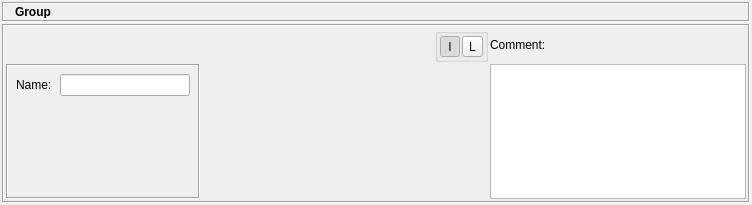
Old version of the form src/gui/groupobjectdialog_q.ui in the repository fwbuilder/fwbuilder.
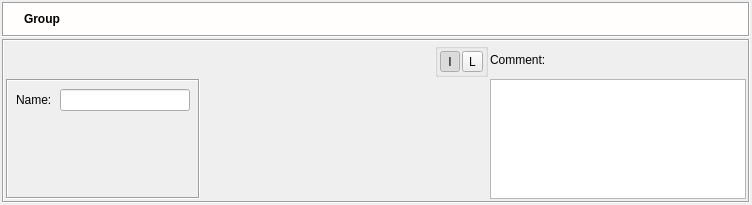
New version of the form. Icons and pictures are not drawn.

Patch:
```diff
--- a/src/gui/groupobjectdialog_q.ui
+++ b/src/gui/groupobjectdialog_q.ui
@@ -68,9 +68,76 @@
        <property name="minimumSize" >
         <size>
          <width>16</width>
-         <height>20</height>
+         <height>35</height>
         </size>
        </property>
+       <property name="palette" >
+        <palette>
+         <active>
+          <colorrole role="Base" >
+           <brush brushstyle="SolidPattern" >
+            <color alpha="255" >
+             <red>255</red>
+             <green>255</green>
+             <blue>255</blue>
+            </color>
+           </brush>
+          </colorrole>
+          <colorrole role="Window" >
+           <brush brushstyle="SolidPattern" >
+            <color alpha="255" >
+             <red>255</red>
+             <green>254</green>
+             <blue>253</blue>
+            </color>
+           </brush>
+          </colorrole>
+         </active>
+         <inactive>
+          <colorrole role="Base" >
+           <brush brushstyle="SolidPattern" >
+            <color alpha="255" >
+             <red>255</red>
+             <green>255</green>
+             <blue>255</blue>
+            </color>
+           </brush>
+          </colorrole>
+          <colorrole role="Window" >
+           <brush brushstyle="SolidPattern" >
+            <color alpha="255" >
+             <red>255</red>
+             <green>254</green>
+             <blue>253</blue>
+            </color>
+           </brush>
+          </colorrole>
+         </inactive>
+         <disabled>
+          <colorrole role="Base" >
+           <brush brushstyle="SolidPattern" >
+            <color alpha="255" >
+             <red>255</red>
+             <green>254</green>
+             <blue>253</blue>
+            </color>
+           </brush>
+          </colorrole>
+          <colorrole role="Window" >
+           <brush brushstyle="SolidPattern" >
+            <color alpha="255" >
+             <red>255</red>
+             <green>254</green>
+             <blue>253</blue>
+            </color>
+           </brush>
+          </colorrole>
+         </disabled>
+        </palette>
+       </property>
+       <property name="autoFillBackground" >
+        <bool>true</bool>
+       </property>
        <property name="frameShape" >
         <enum>QFrame::Box</enum>
        </property>
@@ -96,7 +163,7 @@
         <property name="verticalSpacing" >
          <number>2</number>
         </property>
-        <item row="0" column="1" >
+        <item row="0" column="2" >
          <widget class="QLabel" name="editorTitle" >
           <property name="font" >
            <font>
@@ -131,6 +198,22 @@
           </property>
          </widget>
         </item>
+        <item row="0" column="1" >
+         <widget class="QLabel" name="label" >
+          <property name="sizePolicy" >
+           <sizepolicy vsizetype="Preferred" hsizetype="Maximum" >
+            <horstretch>0</horstretch>
+            <verstretch>0</verstretch>
+           </sizepolicy>
+          </property>
+          <property name="text" >
+           <string/>
+          </property>
+          <property name="pixmap" >
+           <pixmap resource="MainRes.qrc" >:/Icons/ObjectGroup/icon</pixmap>
+          </property>
+         </widget>
+        </item>
        </layout>
       </widget>
      </item>
```
Left out of the diff: 4 changed lines with no effect on the pictures.
